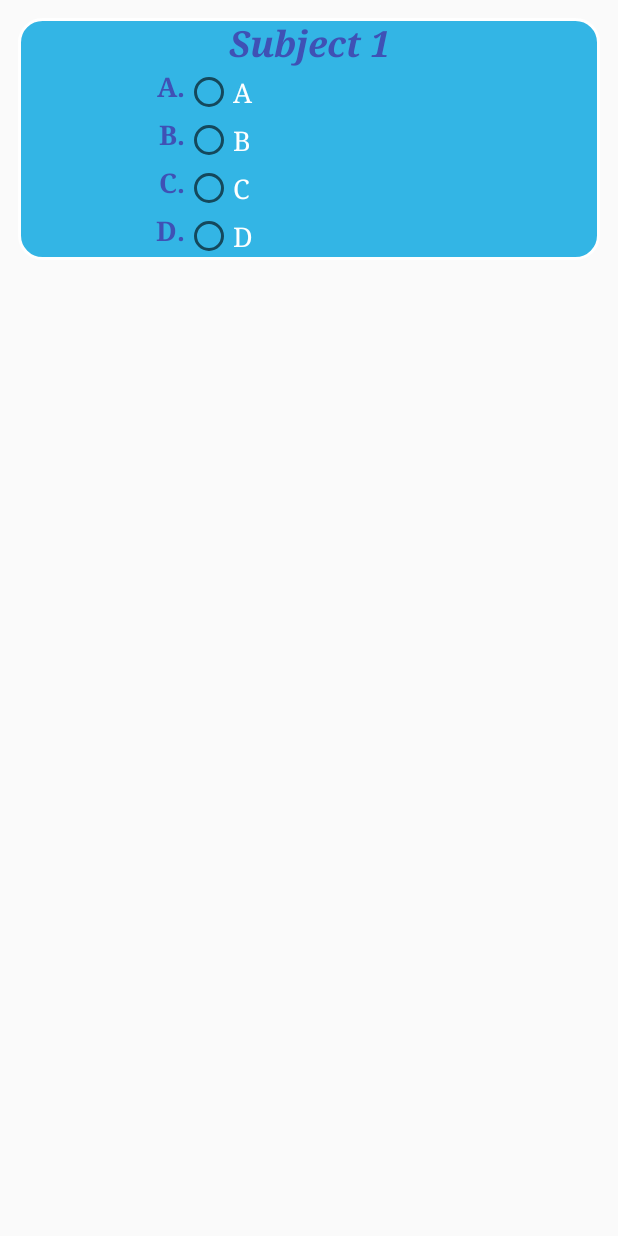
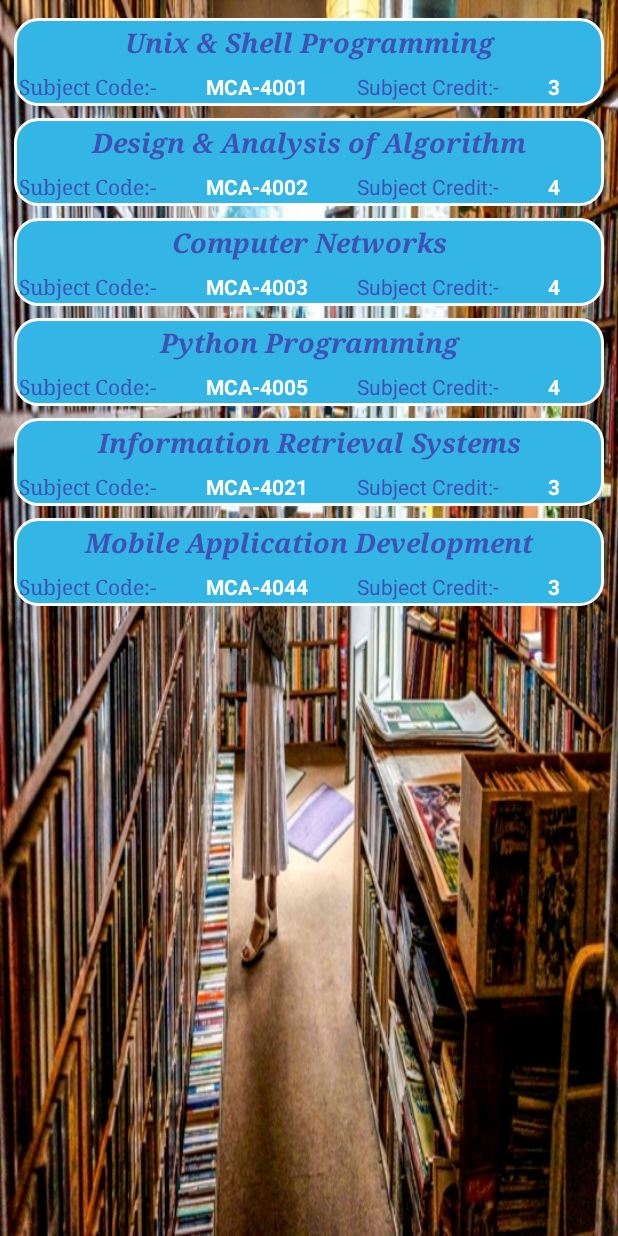
Before and after one commit to themohit96/MyLibraryProject, an Android app: the SubListActivity screen opened directly, with no data from a screen before it, on a phone screen of 412 x 824 dp. Run offline under Robolectric (Android 15) with nearby library versions, the phone set to English and light mode, and no system bars.

Commit message:
subjects of sem1 added

```diff
--- a/app/src/main/java/com/thegiant/mylibraryproject/Model/AdapterForTest.java
+++ b/app/src/main/java/com/thegiant/mylibraryproject/Model/AdapterForTest.java
@@ -18,16 +18,15 @@ import java.util.ArrayList;
 
 
 public class AdapterForTest extends RecyclerView.Adapter<AdapterForTest.ProgrammingViewHolder> {
-    ArrayList<String> arrayList,arrayList2,arrayList3,arrayList4,arrayList5;
+    ArrayList<String> arrayList,arrayList2,arrayList3;
 
 
 
-    public AdapterForTest(ArrayList<String> arrayList,ArrayList<String> arrayList2,ArrayList<String> arrayList3,ArrayList<String> arrayList4,ArrayList<String> arrayList5){
+    public AdapterForTest(ArrayList<String> arrayList,ArrayList<String> arrayList2,ArrayList<String> arrayList3){
         this.arrayList=arrayList;
         this.arrayList2=arrayList2;
         this.arrayList3=arrayList3;
-        this.arrayList4=arrayList4;
-        this.arrayList5=arrayList5;
+
     }
 
     @NonNull
@@ -40,18 +39,14 @@ public class AdapterForTest extends RecyclerView.Adapter<AdapterForTest.Programm
 
     @Override
     public void onBindViewHolder(@NonNull ProgrammingViewHolder holder, int position) {
-        String question,opt_a,opt_b,opt_c,opt_d;
-        question=arrayList.get(position);
-        opt_a=arrayList2.get(position);
-        opt_b=arrayList3.get(position);
-        opt_c=arrayList4.get(position);
-        opt_d=arrayList5.get(position);
+        String subName,subCode,subCredit;
+        subName=arrayList.get(position);
+        subCode=arrayList2.get(position);
+        subCredit=arrayList3.get(position);
 
-        holder.qName.setText(question);
-        holder.optionA.setText(opt_a);
-        holder.optionB.setText(opt_b);
-        holder.optionC.setText(opt_c);
-        holder.optionD.setText(opt_d);
+        holder.subName.setText(subName);
+        holder.subCode.setText(subCode);
+        holder.subCredit.setText(subCredit);
 
 
     }
@@ -62,31 +57,13 @@ public class AdapterForTest extends RecyclerView.Adapter<AdapterForTest.Programm
     }
 
     public class ProgrammingViewHolder extends RecyclerView.ViewHolder{
-        TextView qName;
-        RadioGroup group;
-        RadioButton radioButtonSelected;
-        int radiobuttonid;
-        RadioButton optionA,optionB,optionC,optionD;
+        TextView subName,subCode,subCredit;
 
         public ProgrammingViewHolder(View itemView) {
             super(itemView);
-            qName=itemView.findViewById(R.id.tvQuestion);
-            group=itemView.findViewById(R.id.optionGroup);
-            radiobuttonid=group.getCheckedRadioButtonId();
-            radioButtonSelected=itemView.findViewById(radiobuttonid);
-            optionA=itemView.findViewById(R.id.cbA);
-            optionB=itemView.findViewById(R.id.cbB);
-            optionC=itemView.findViewById(R.id.cbC);
-            optionD=itemView.findViewById(R.id.cbD);
-
-           // selectedOption=radioButtonSelected.getText().toString();
-
-           /*group.setOnCheckedChangeListener(new RadioGroup.OnCheckedChangeListener() {
-                @Override
-                public void onCheckedChanged(RadioGroup radioGroup, int i) {
-                    Log.d("Testing:---",selectedOption);
-                }
-            });*/
+            subName=itemView.findViewById(R.id.tv_sub_name);
+            subCode=itemView.findViewById(R.id.tvCode);
+            subCredit=itemView.findViewById(R.id.tvCredit);
 
 
         }
--- a/app/src/main/java/com/thegiant/mylibraryproject/SaxenaLibrary.java
+++ b/app/src/main/java/com/thegiant/mylibraryproject/Model/SaxenaLibrary.java
@@ -1,4 +1,4 @@
-package com.thegiant.mylibraryproject;
+package com.thegiant.mylibraryproject.Model;
 
 public class SaxenaLibrary {
     public static  Boolean validateMail(String mail){
--- a/app/src/main/java/com/thegiant/mylibraryproject/SubListActivity.java
+++ b/app/src/main/java/com/thegiant/mylibraryproject/SubListActivity.java
@@ -16,8 +16,6 @@ public class SubListActivity extends AppCompatActivity {
     ArrayList<String> arrayList;
     ArrayList<String> arrayList2;
     ArrayList<String> arrayList3;
-    ArrayList<String> arrayList4;
-    ArrayList<String> arrayList5;
 
 
     @Override
@@ -27,19 +25,37 @@ public class SubListActivity extends AppCompatActivity {
         arrayList=new ArrayList<>();
         arrayList2=new ArrayList<>();
         arrayList3=new ArrayList<>();
-        arrayList4=new ArrayList<>();
-        arrayList5=new ArrayList<>();
-        arrayList.add("Subject 1");
-        arrayList2.add("A");
-        arrayList3.add("B");
-        arrayList4.add("C");
-        arrayList5.add("D");
+
+        arrayList.add("Unix & Shell Programming");
+        arrayList2.add("MCA-4001");
+        arrayList3.add("3");
+
+        arrayList.add("Design & Analysis of Algorithm");
+        arrayList2.add("MCA-4002");
+        arrayList3.add("4");
+
+        arrayList.add("Computer Networks");
+        arrayList2.add("MCA-4003");
+        arrayList3.add("4");
+
+        arrayList.add("Python Programming");
+        arrayList2.add("MCA-4005");
+        arrayList3.add("4");
+
+        arrayList.add("Information Retrieval Systems");
+        arrayList2.add("MCA-4021");
+        arrayList3.add("3");
+
+        arrayList.add("Mobile Application Development");
+        arrayList2.add("MCA-4044");
+        arrayList3.add("3");
+
 
 
         recyclerView=findViewById(R.id.rv_subjects);
         recyclerView.setLayoutManager(new LinearLayoutManager(this));
 
-        AdapterForTest adapterForTest=new AdapterForTest(arrayList,arrayList2,arrayList3,arrayList4,arrayList5);
+        AdapterForTest adapterForTest=new AdapterForTest(arrayList,arrayList2,arrayList3);
 
         recyclerView.setAdapter(adapterForTest);
 
--- a/app/src/main/java/com/thegiant/mylibraryproject/Tab1Data.java
+++ b/app/src/main/java/com/thegiant/mylibraryproject/Tab1Data.java
@@ -11,6 +11,8 @@ import android.view.ViewGroup;
 import android.widget.Button;
 import android.widget.TextView;
 import android.widget.Toast;
+
+import com.thegiant.mylibraryproject.Model.SaxenaLibrary;
 
 
 /**
--- a/app/src/main/java/com/thegiant/mylibraryproject/WelcomeActivity.java
+++ b/app/src/main/java/com/thegiant/mylibraryproject/WelcomeActivity.java
@@ -7,7 +7,7 @@ import android.support.v7.app.AppCompatActivity;
 
 public class WelcomeActivity extends AppCompatActivity {
 
-    private static int SPLASH_TIME_OUT=4000;
+    private static int SPLASH_TIME_OUT=3000;
 
 
     @Override
--- a/app/src/main/res/layout/activity_sub_list.xml
+++ b/app/src/main/res/layout/activity_sub_list.xml
@@ -4,6 +4,7 @@
     xmlns:tools="http://schemas.android.com/tools"
     android:layout_width="match_parent"
     android:layout_height="match_parent"
+    android:background="@drawable/bk2"
     tools:context=".SubListActivity">
 
     <android.support.v7.widget.RecyclerView
--- a/app/src/main/res/layout/new_test_format.xml
+++ b/app/src/main/res/layout/new_test_format.xml
@@ -3,19 +3,25 @@
     xmlns:app="http://schemas.android.com/apk/res-auto"
     android:layout_width="match_parent"
     android:layout_height="wrap_content"
-    android:layout_margin="4dp"
+    android:layout_marginLeft="1dp"
+    android:layout_marginTop="4dp"
+    android:layout_marginRight="1dp"
+    android:layout_marginBottom="4dp"
     android:background="@drawable/mybutton"
     android:orientation="vertical">
 
     <TextView
-        android:id="@+id/tvQuestion"
+        android:id="@+id/tv_sub_name"
         android:layout_width="match_parent"
         android:layout_height="wrap_content"
-        android:text="Your question is here!"
+        android:layout_marginTop="4dp"
+        android:layout_marginBottom="4dp"
+        android:text="@string/sub_name"
         android:textAlignment="center"
         android:textColor="@color/colorPrimaryDark"
-        android:textSize="24sp"
+        android:textSize="18sp"
         android:textStyle="bold|italic"
+        android:typeface="serif"
         app:fontFamily="serif" />
 
     <LinearLayout
@@ -23,118 +29,44 @@
         android:layout_height="match_parent"
         android:orientation="horizontal">
 
-        <LinearLayout
-            android:layout_width="match_parent"
-            android:layout_height="match_parent"
-            android:layout_weight="2.5"
-            android:orientation="vertical">
+        <TextView
+            android:id="@+id/textView2"
+            android:layout_width="wrap_content"
+            android:layout_height="wrap_content"
+            android:layout_margin="3dp"
+            android:layout_weight="1"
+            android:text="@string/sub_code"
+            android:textColor="@color/colorPrimaryDark"
+            android:textSize="14sp"
+            android:typeface="serif" />
 
         <TextView
-                android:id="@+id/textView13"
-                android:layout_width="match_parent"
+            android:id="@+id/tvCode"
+            android:layout_width="wrap_content"
             android:layout_height="wrap_content"
+            android:layout_margin="3dp"
             android:layout_weight="1"
-                android:gravity="end"
-                android:text="A."
-                android:textAlignment="textEnd"
-                android:textColor="@color/colorPrimaryDark"
-                android:textSize="18sp"
-                android:textStyle="bold"
-                app:fontFamily="serif" />
+            android:textColor="@color/colorAccent"
+            android:textStyle="bold" />
 
         <TextView
-                android:id="@+id/textView12"
-                android:layout_width="match_parent"
+            android:id="@+id/textView3"
+            android:layout_width="wrap_content"
             android:layout_height="wrap_content"
+            android:layout_margin="3dp"
             android:layout_weight="1"
-                android:gravity="end"
-                android:text="B."
-                android:textAlignment="textEnd"
+            android:fontFamily="sans-serif"
+            android:text="@string/sub_credit"
             android:textColor="@color/colorPrimaryDark"
-                android:textSize="18sp"
-                android:textStyle="bold"
-                app:fontFamily="serif" />
+            android:typeface="serif" />
 
         <TextView
-                android:id="@+id/textView6"
-                android:layout_width="match_parent"
+            android:id="@+id/tvCredit"
+            android:layout_width="wrap_content"
             android:layout_height="wrap_content"
+            android:layout_margin="3dp"
             android:layout_weight="1"
-                android:gravity="end"
-                android:text="C."
-                android:textAlignment="textEnd"
-                android:textColor="@color/colorPrimaryDark"
-                android:textSize="18sp"
-                android:textStyle="bold"
-                app:fontFamily="serif" />
-
-            <TextView
-                android:id="@+id/textView5"
-                android:layout_width="match_parent"
-                android:layout_height="wrap_content"
-                android:layout_weight="1"
-                android:gravity="end"
-                android:text="D."
-                android:textAlignment="textEnd"
-                android:textColor="@color/colorPrimaryDark"
-                android:textSize="18sp"
-                android:textStyle="bold"
-                app:fontFamily="serif" />
-        </LinearLayout>
-
-        <LinearLayout
-            android:layout_width="match_parent"
-            android:layout_height="match_parent"
-            android:layout_weight="1.0"
-            android:orientation="vertical">
-
-            <RadioGroup
-                android:id="@+id/optionGroup"
-                android:layout_width="match_parent"
-                android:layout_height="match_parent"
-                android:layout_weight="1">
-
-                <RadioButton
-                    android:id="@+id/cbA"
-                    android:layout_width="match_parent"
-                    android:layout_height="wrap_content"
-                    android:layout_weight="1"
-                    android:text="Option A"
             android:textColor="@color/colorAccent"
-                    android:textSize="18sp"
-                    android:typeface="serif" />
-
-                <RadioButton
-                    android:id="@+id/cbB"
-                    android:layout_width="match_parent"
-                    android:layout_height="wrap_content"
-                    android:layout_weight="1"
-                    android:text="Option B"
-                    android:textColor="@color/colorAccent"
-                    android:textSize="18sp"
-                    android:typeface="serif" />
-
-                <RadioButton
-                    android:id="@+id/cbC"
-                    android:layout_width="match_parent"
-                    android:layout_height="wrap_content"
-                    android:layout_weight="1"
-                    android:text="Option C"
-                    android:textColor="@color/colorAccent"
-                    android:textSize="18sp"
-                    android:typeface="serif" />
-
-                <RadioButton
-                    android:id="@+id/cbD"
-                    android:layout_width="match_parent"
-                    android:layout_height="wrap_content"
-                    android:layout_weight="1"
-                    android:text="Option D"
-                    android:textColor="@color/colorAccent"
-                    android:textSize="18sp"
-                    android:typeface="serif" />
-            </RadioGroup>
-
+            android:textStyle="bold" />
     </LinearLayout>
 </LinearLayout>
-</LinearLayout>
--- a/app/src/main/res/values/colors.xml
+++ b/app/src/main/res/values/colors.xml
@@ -1,6 +1,6 @@
 <?xml version="1.0" encoding="utf-8"?>
 <resources>
     <color name="colorPrimary">#33B5E5</color>
-    <color name="colorPrimaryDark">#3f51b5</color>
+    <color name="colorPrimaryDark">#3F51B5</color>
     <color name="colorAccent">#FFFFFF</color>
 </resources>
--- a/app/src/main/res/values/strings.xml
+++ b/app/src/main/res/values/strings.xml
@@ -23,6 +23,10 @@
     <string name="ele_three"><b>ELECTIVE III</b></string>
     <string name="ele_four"><b>ELECTIVE IV</b></string>
 
+    <string name="sub_name"><b>SUBJECT NAME</b></string>
+    <string name="sub_code">Subject Code:-</string>
+    <string name="sub_credit">Subject Credit:-</string>
+
 
     <!-- TODO: Remove or change this placeholder text -->
     <string name="hello_blank_fragment">Hello blank fragment</string>
```
Also changed, not shown: app/src/main/java/com/thegiant/mylibraryproject/Tab2Data.java (+1 -6 lines). Lines whose indentation alone changed are shown as unchanged.
